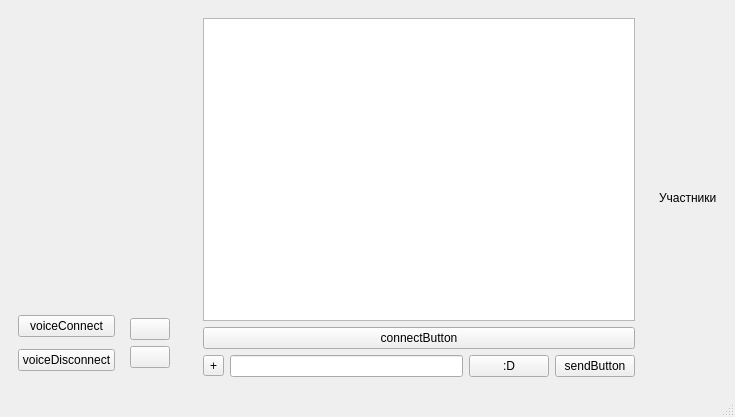
Above: Client/clientmain.ui from queueuee/CollabSpace before the change. Below: the same form after it.
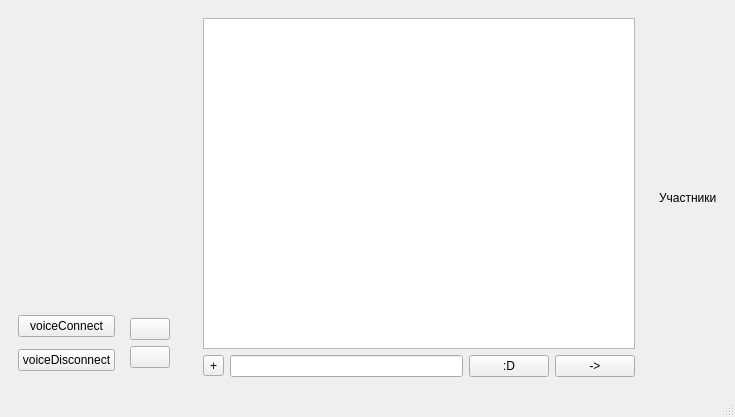
That is the form after the change. Icons and pictures are not drawn.

Patch:
```diff
--- a/Client/clientmain.ui
+++ b/Client/clientmain.ui
@@ -96,13 +96,6 @@
          </property>
         </widget>
        </item>
-       <item>
-        <widget class="QPushButton" name="connectButton">
-         <property name="text">
-          <string>connectButton</string>
-         </property>
-        </widget>
-       </item>
        <item>
         <layout class="QHBoxLayout" name="horizontalLayout_2">
          <item>
@@ -125,7 +118,7 @@
          <item>
           <widget class="QPushButton" name="sendButton">
            <property name="text">
-            <string>sendButton</string>
+            <string>-&gt;</string>
            </property>
           </widget>
          </item>
```
